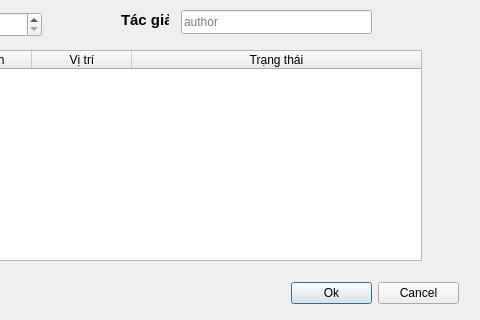
The window that librarymanage/edit_sach.ui (DTTaze/Qt-Library-Management) describes before a commit, drawn with Qt 5; both pictures show x 149 to 629 and y 100 to 420 of the 629 by 420 pixel window.
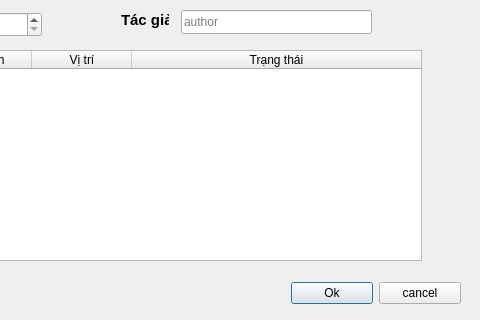
The same window after the commit.

Patch:
```diff
--- a/librarymanage/edit_sach.ui
+++ b/librarymanage/edit_sach.ui
@@ -213,12 +213,12 @@
     <string>Science,realistic,...</string>
    </property>
   </widget>
-  <widget class="QWidget" name="">
+  <widget class="QWidget" name="layoutWidget">
    <property name="geometry">
     <rect>
      <x>440</x>
      <y>380</y>
-     <width>168</width>
+     <width>170</width>
      <height>26</height>
     </rect>
    </property>
@@ -233,7 +233,7 @@
     <item>
      <widget class="QPushButton" name="pushButton_cancel">
       <property name="text">
-       <string>Cancel</string>
+       <string>cancel</string>
       </property>
      </widget>
     </item>
```
Left out of the diff: 3 changed lines with no effect on the pictures.
